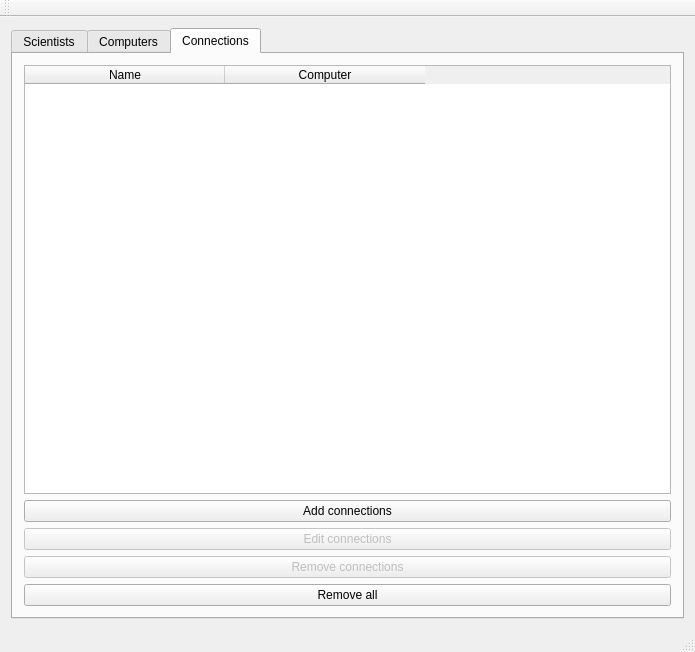
First picture: the form in vln-vika3/vln3/mainwindow.ui, repository hoddiingi/vln1-2016, before the edit.
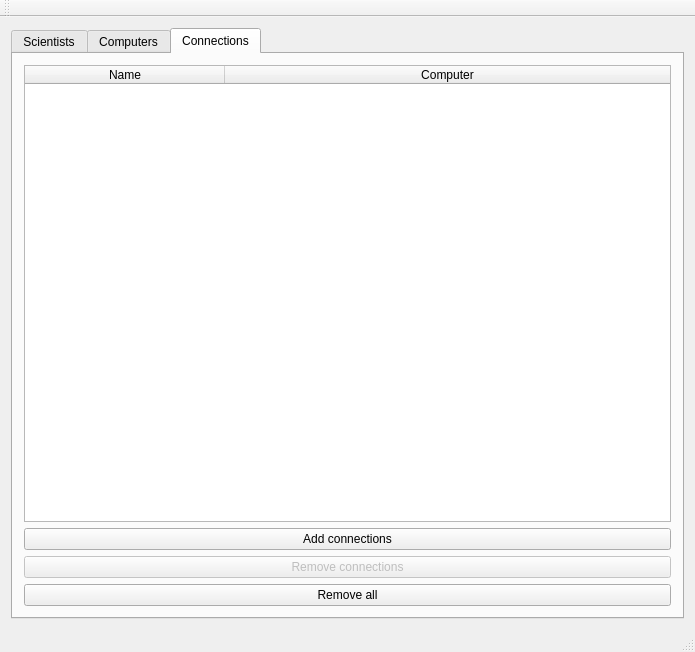
Second picture: the form after the edit. The open tabs and pages were chosen to show the change. Icons and pictures are not drawn.

```diff
--- a/vln-vika3/vln3/mainwindow.ui
+++ b/vln-vika3/vln3/mainwindow.ui
@@ -293,7 +293,7 @@
            <number>37</number>
           </attribute>
           <attribute name="horizontalHeaderStretchLastSection">
-           <bool>false</bool>
+           <bool>true</bool>
           </attribute>
           <attribute name="verticalHeaderCascadingSectionResizes">
            <bool>false</bool>
@@ -317,16 +317,6 @@
           </property>
          </widget>
         </item>
-        <item>
-         <widget class="QPushButton" name="button_edit_connections">
-          <property name="enabled">
-           <bool>false</bool>
-          </property>
-          <property name="text">
-           <string>Edit connections</string>
-          </property>
-         </widget>
-        </item>
         <item>
          <widget class="QPushButton" name="button_remove_connections">
           <property name="enabled">
```
Left out of the diff: 20 changed lines with no effect on the pictures.
